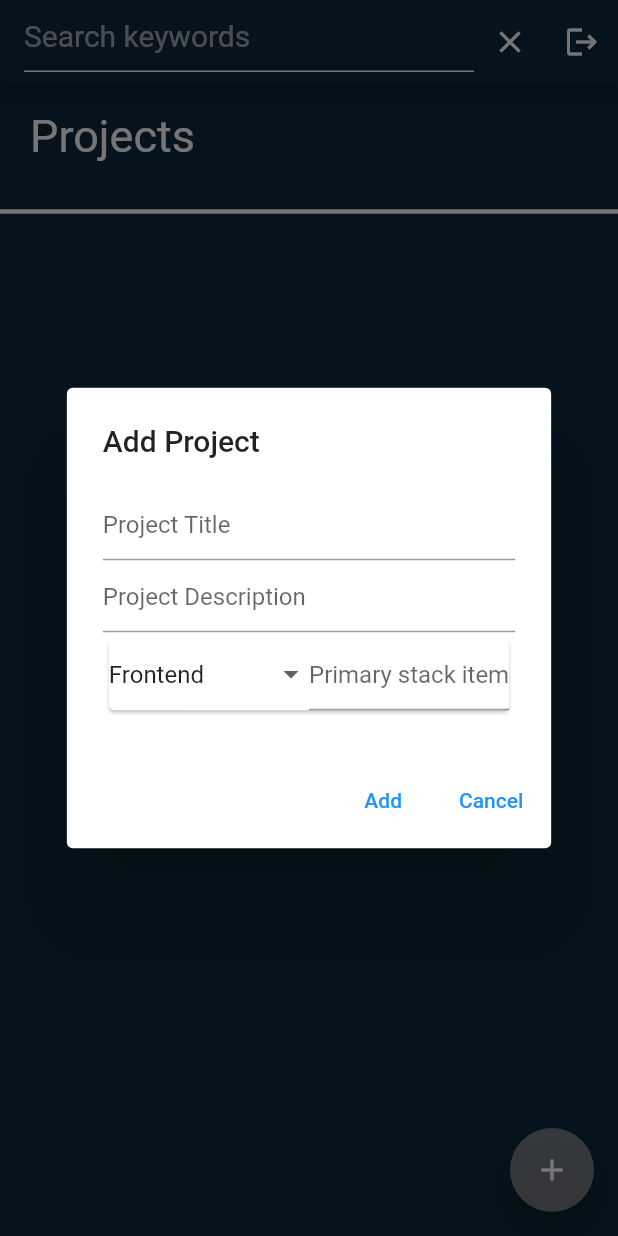
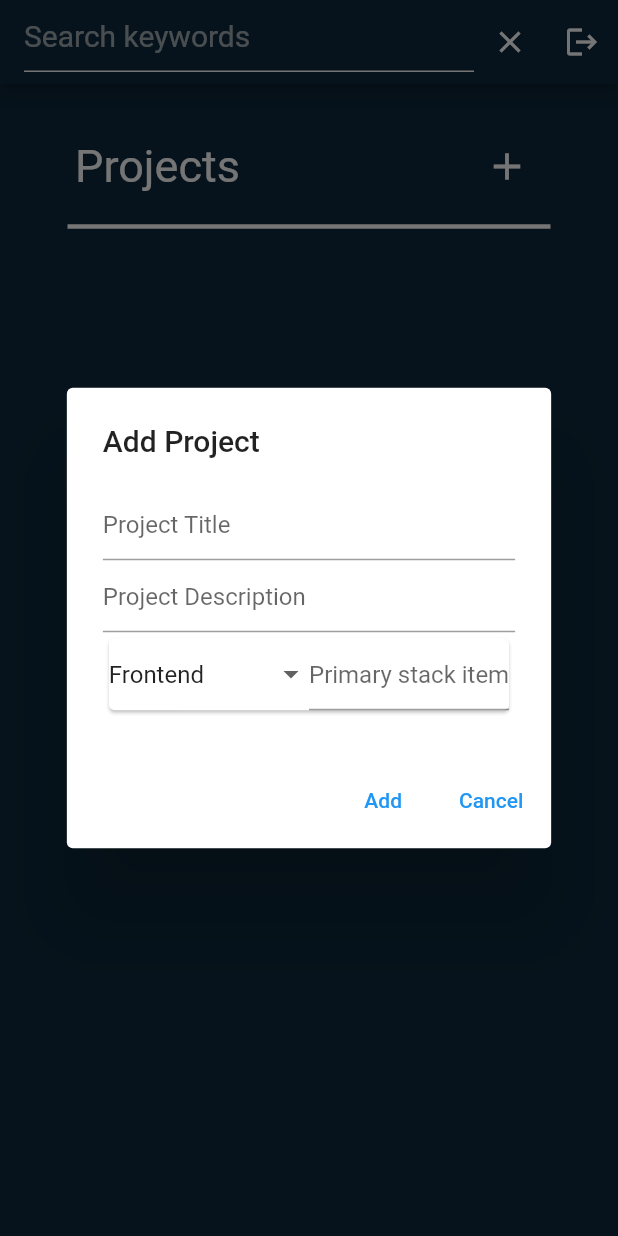
Before and after one commit to amahi2001/Developers-Almanac, a Flutter app: the screen it shows once a user with an empty profile is signed in, after a tap on the "add" icon, on a phone screen of 412 x 824 dp. Run offline on Flutter 3.47's test engine with Material 2 defaults, Android fonts, the phone set to English and light mode, and no system bars; our stand-ins replace cloud_firestore, firebase_auth, firebase_core, flutter_signin_button; accounts and stored records are empty; network calls fail; Roboto replaces fonts that are missing (Times); statements that could not run were skipped.

Commit message:
login/home page style edit

```diff
--- a/lib/pages/home_page.dart
+++ b/lib/pages/home_page.dart
@@ -186,11 +186,15 @@ class _MyHomePageState extends State<MyHomePage> {
       )),
       body: ListView(
         children: [
-          Row(
-            children: const [
+          SizedBox(
+            height: 30,
+          ),
           Padding(
-                padding: EdgeInsets.only(left: 20),
-                child: Text(
+            padding: EdgeInsets.only(left: 50, right: 50),
+            child: Row(
+              mainAxisAlignment: MainAxisAlignment.spaceBetween,
+              children:  [
+                Text(
                     "Projects",
                     style: TextStyle(
                       color: Colors.white,
@@ -199,38 +203,58 @@ class _MyHomePageState extends State<MyHomePage> {
                     ),
                     textAlign: TextAlign.left,
                   ),
-              ),
                 Divider(
-                height: 70,
+                  height: 50,
                   thickness: 5,
                 ),
+                IconButton(
+                  icon: const Icon(
+                    Icons.add,
+                    size: 30,
+                    color: Colors.white,
+                  ),
+                  onPressed: () {
+                    showDialog(
+                      context: context,
+                      builder: (BuildContext context) => const AddProjectPopup(),
+                    );
+                  },
+                )
               ],
             ),
+          ),
           // Horizontal Divider
-          const Divider(
+          Padding(
+            padding: EdgeInsets.only(left:45, right: 45),
+              child: const Divider(
               height: 30,
               thickness: 3,
               color: Colors.white,
+            ),
           ),
           const Divider(
             height: 30,
             thickness: 0,
             color: Color.fromARGB(255, 14, 41, 60),
           ),
-          ProjectsView(),
+          Padding(
+            padding: EdgeInsets.only(left:45, right: 45),
+              child: ProjectsView(),
+          ),
+          // ProjectsView(),
         ],
       ),
       // Add Project button
-      floatingActionButton: FloatingActionButton(
-        child: Icon(Icons.add),
-        backgroundColor: Color.fromARGB(123, 223, 211, 211),
-        onPressed: () {
-          showDialog(
-            context: context,
-            builder: (BuildContext context) => const AddProjectPopup(),
-          );
-        },
-      ),
+      // floatingActionButton: FloatingActionButton(
+      //   child: Icon(Icons.add),
+      //   backgroundColor: Color.fromARGB(123, 223, 211, 211),
+      //   onPressed: () {
+      //     showDialog(
+      //       context: context,
+      //       builder: (BuildContext context) => const AddProjectPopup(),
+      //     );
+      //   },
+      // ),
     );
   }
 }
--- a/lib/pages/home_page/widgets/home_page_widgets.dart
+++ b/lib/pages/home_page/widgets/home_page_widgets.dart
@@ -254,7 +254,10 @@ class _ShowProjectPopupState extends State<ShowProjectPopup> {
 
 class project_preview_desc extends StatelessWidget {
   final String text;
-  const project_preview_desc({super.key, required this.text});
+  const project_preview_desc({
+    super.key,
+    required this.text
+  });
 
   @override
   Widget build(BuildContext context) {
@@ -262,24 +265,27 @@ class project_preview_desc extends StatelessWidget {
         padding: const EdgeInsets.only(left: 15, top: 6, right: 15),
         child: Text(this.text,
             style: const TextStyle(
-                color: Color.fromARGB(255, 241, 240, 244),
+                color: Color.fromARGB(255, 220, 220, 222),
                 fontFamily: 'Times',
-                fontSize: 25,
+                fontSize: 20,
                 wordSpacing: 3)));
   }
 }
 
 class project_preview_name extends StatelessWidget {
   final String text;
-  const project_preview_name({super.key, required this.text});
+  const project_preview_name({
+    super.key,
+    required this.text
+  });
 
   @override
   Widget build(BuildContext context) {
-    return const Padding(
+    return Padding(
         padding: EdgeInsets.only(left: 15, top: 6, right: 15),
-        child: Text('Created',
-            style: TextStyle(
-                color: Color.fromARGB(255, 241, 240, 244),
+        child: Text(this.text,
+            style: const TextStyle(
+                color: Color.fromARGB(255, 255, 255, 255),
                 fontFamily: 'Times',
                 fontSize: 25,
                 wordSpacing: 3)));
--- a/lib/pages/login_page.dart
+++ b/lib/pages/login_page.dart
@@ -41,7 +41,7 @@ class _LoginPageState extends State<LoginPage> {
           child: Column(
         children: [
           const SizedBox(
-            height: 30,
+            height: 100,
           ),
           Image.asset("images/logo.png"),
           const SizedBox(
```
Lines whose indentation alone changed are shown as unchanged.
